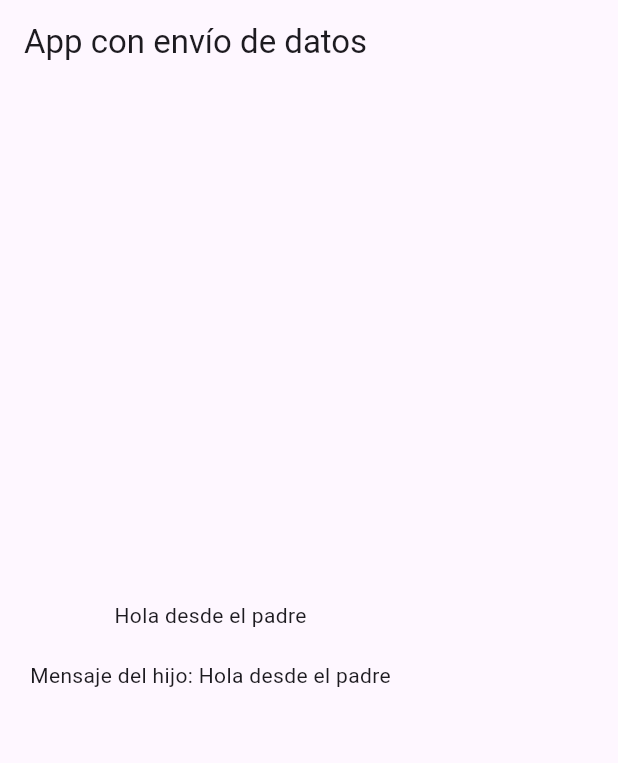
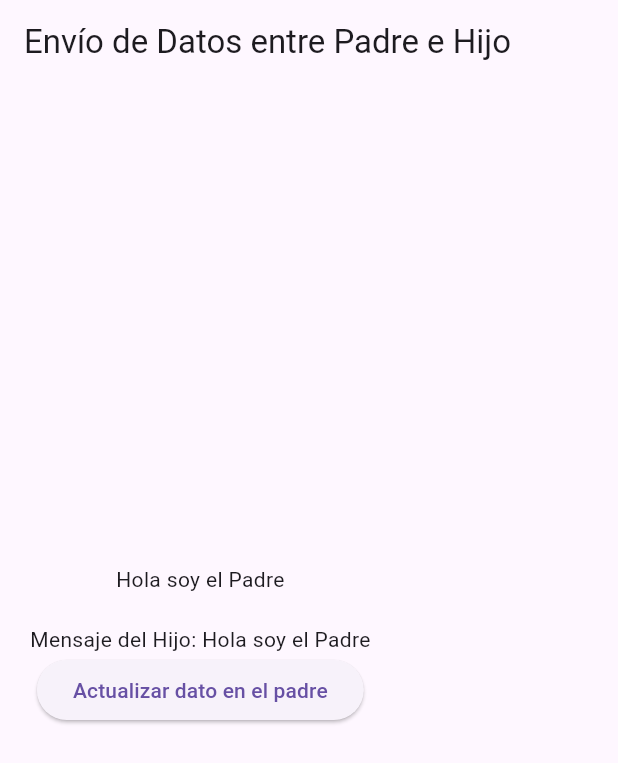
Before and after one commit to JERF2000/WorkShop3y4, a Flutter app: the screen it shows after launch, on a phone screen of 412 x 824 dp. Shown: the top 763 px of the screen. Run offline on Flutter 3.47's test engine with Material 3 defaults, Android fonts, the phone set to English and light mode, and no system bars.

Commit message:
Se agrego boton para enviar datos del hijo al padre

```diff
--- a/lib/main.dart
+++ b/lib/main.dart
@@ -19,19 +19,26 @@ class PadreWidget extends StatefulWidget {
 }
 
 class _PadreWidgetState extends State<PadreWidget> {
-  String dato = "Hola desde el padre";
+  String dato = "Hola soy el Padre";
 
   @override
   Widget build(BuildContext context) {
     return Scaffold(
       appBar: AppBar(
-        title: Text('App con envío de datos'),
+        title: Text('Envío de Datos entre Padre e Hijo'),
       ),
       body: Column(
         mainAxisAlignment: MainAxisAlignment.center,
         children: [
           Text(dato),
-          HijoWidget(dato),
+          HijoWidget(
+            datoDesdePadre: dato,
+            actualizarDato: (nuevoDato) {
+              setState(() {
+                dato = nuevoDato;
+              });
+            },
+          ),
         ],
       ),
     );
@@ -40,14 +47,25 @@ class _PadreWidgetState extends State<PadreWidget> {
 
 class HijoWidget extends StatelessWidget {
   final String datoDesdePadre;
+  final Function(String) actualizarDato;
 
-  HijoWidget(this.datoDesdePadre);
+  HijoWidget({required this.datoDesdePadre, required this.actualizarDato});
 
   @override
   Widget build(BuildContext context) {
     return Container(
       margin: EdgeInsets.all(20.0),
-      child: Text('Mensaje del hijo: $datoDesdePadre'),
+      child: Column(
+        children: [
+          Text('Mensaje del Hijo: $datoDesdePadre'),
+          ElevatedButton(
+            onPressed: () {
+              actualizarDato("Hola soy el hijo");
+            },
+            child: Text("Actualizar dato en el padre"),
+          ),
+        ],
+      ),
     );
   }
 }
```
